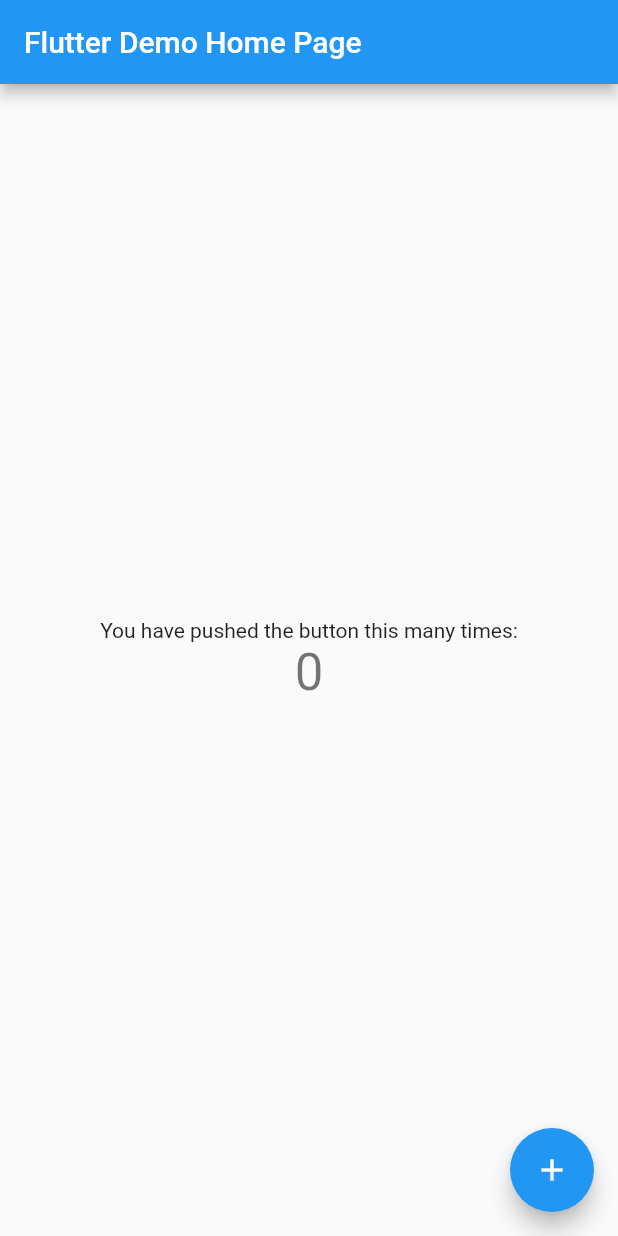
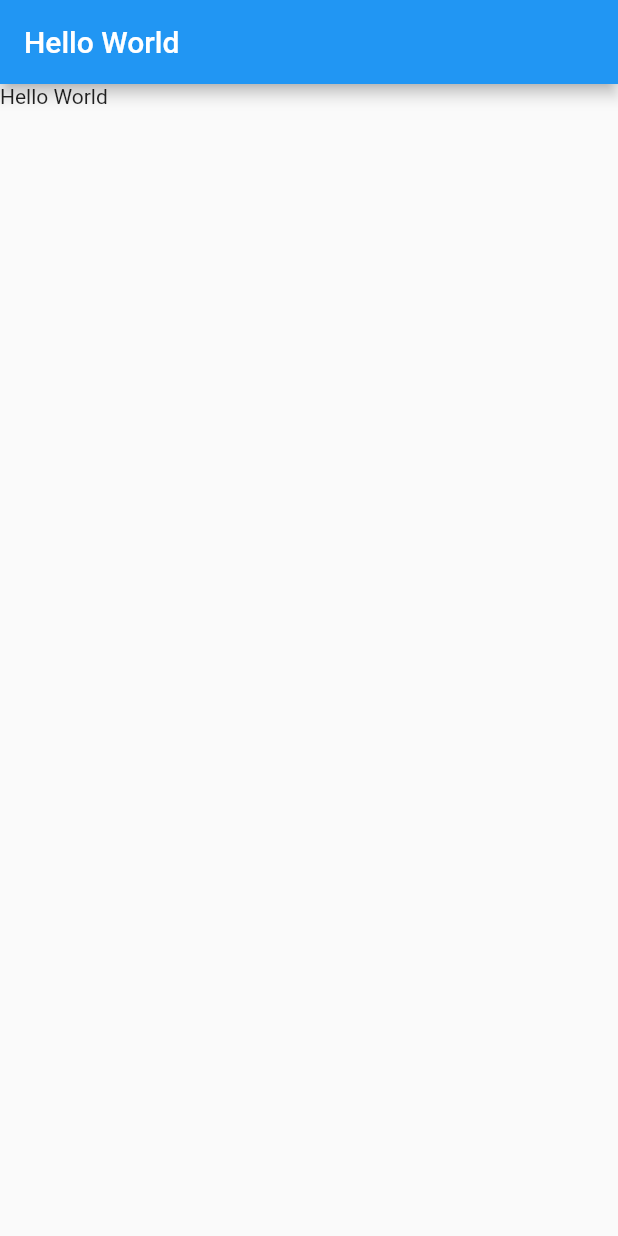
Before and after one commit to ywangnon/flutter_app, a Flutter app: the screen it shows after launch, on a phone screen of 412 x 824 dp. Run offline on Flutter 3.47's test engine with Material 2 defaults, Android fonts, the phone set to English and light mode, and no system bars.

Commit message:
Hello world 예제 - 기본 위젯들 파악이 필요

```diff
--- a/lib/main.dart
+++ b/lib/main.dart
@@ -6,6 +6,47 @@ import 'package:flutter/material.dart';
 void main() {
   runApp(MyApp());
 }
+
+class MyApp extends StatelessWidget {
+  @override
+  Widget build(BuildContext context) {
+    // return Scaffold(
+    //   appBar: AppBar(title: Text('Hello World')),
+    //   body: Text('Hello World'),
+    // );
+    return MaterialApp(
+      title: 'First app',
+      theme: ThemeData(
+        primarySwatch: Colors.blue // 견본 색생
+      ),
+      home: MyHomePage(),
+    );
+  }
+}
+
+class MyHomePage extends StatelessWidget {
+  @override
+  Widget build(BuildContext context) {
+    return Scaffold(
+      appBar: AppBar(
+        title: Text('Hello World'),
+      ),
+      body: Text('Hello World'),
+    );
+  }
+}
+
+
+// 오류
+/**
+ * 가장 먼저 할 일은 머터리얼 디자인을 가져와야 함.
+ * main 생성. 프로젝트의 시작점. 후에 최상위 함수인 runApp 구현. 위젯을 argument로 가짐
+ * MyApp 구현시 구현의 기능이 있는 Material 위젯을 구현해야함.
+ * Flutter 는 위젯 구분이 중요.
+ */
+
+
+/*
 
 // 시작 클래스. 머터리얼 디자인 앱 생성
 //
@@ -146,3 +187,5 @@ class _MyHomePageState extends State<MyHomePage> {
     );
   }
 }
+
+*/
```
Also changed, not shown: 1 other file.
